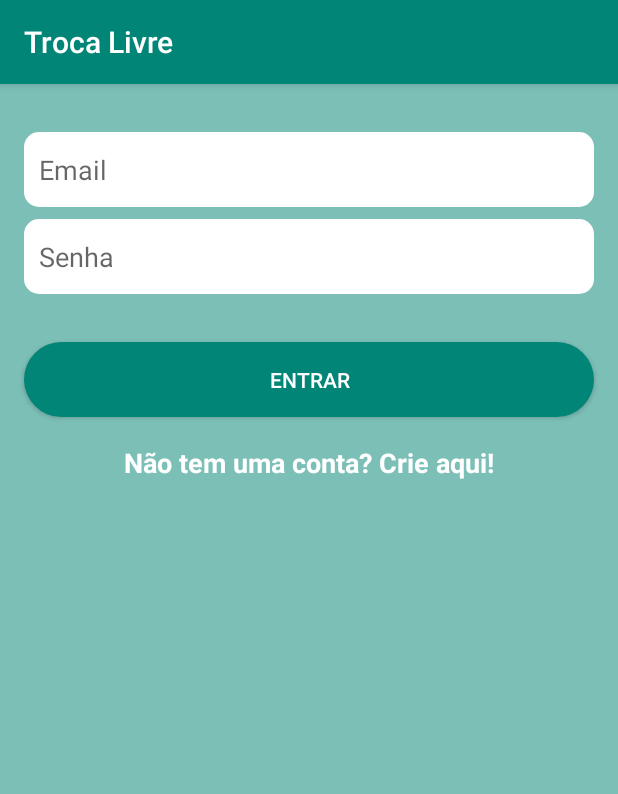
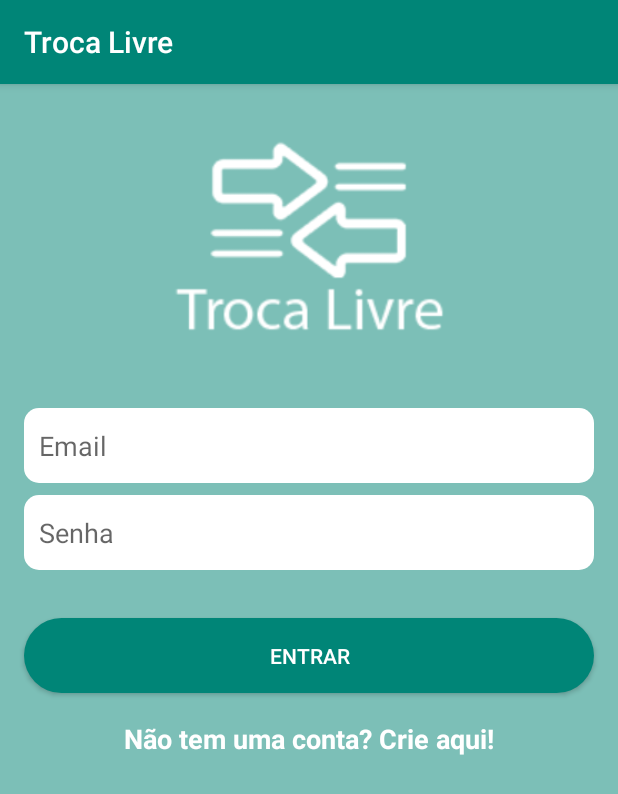
Before and after one commit to FilipeS134/ProjetoAPP, an Android app: the screen it shows after launch (LoginActivity), on a phone screen of 412 x 824 dp. Shown: the top 794 px of the screen. Run offline under Robolectric (Android 15) with nearby library versions, the phone set to English and light mode, and no system bars; our stand-ins replace Firebase (no records; nobody signed in at launch, a user with empty details on screens opened directly); libraries missing offline, so code that uses them is left out: br.com.simplepass; plain views replace CircularProgressButton; 2 statements that could not run were skipped.

```diff
--- a/app/src/main/res/layout/activity_login.xml
+++ b/app/src/main/res/layout/activity_login.xml
@@ -7,15 +7,24 @@
     android:background="@color/backgroundActivity"
     tools:context=".activity.LoginActivity">
 
+    <ImageView
+        android:id="@+id/imageView"
+        android:layout_width="200dp"
+        android:layout_height="200dp"
+        android:layout_marginTop="8dp"
+        android:scaleType="centerCrop"
+        app:layout_constraintEnd_toEndOf="parent"
+        app:layout_constraintStart_toStartOf="parent"
+        app:layout_constraintTop_toTopOf="parent"
+        app:srcCompat="@drawable/logo" />
+
     <EditText
         android:id="@+id/editText_emailLogar"
         android:layout_width="0dp"
         android:layout_height="50dp"
         android:layout_marginStart="16dp"
-        android:layout_marginLeft="16dp"
-        android:layout_marginTop="32dp"
+        android:layout_marginTop="8dp"
         android:layout_marginEnd="16dp"
-        android:layout_marginRight="16dp"
         android:background="@drawable/bg_editext_redondo"
         android:ems="10"
         android:hint="@string/email"
@@ -23,7 +32,7 @@
         android:paddingLeft="10dp"
         app:layout_constraintEnd_toEndOf="parent"
         app:layout_constraintStart_toStartOf="parent"
-        app:layout_constraintTop_toTopOf="parent" />
+        app:layout_constraintTop_toBottomOf="@+id/imageView" />
 
     <EditText
         android:id="@+id/editText_senhaLogar"
```
Also changed, not shown: app/src/main/res/layout/activity_detalhe_anuncio.xml (+11 -4 lines), app/src/main/res/layout/activity_registro.xml (+13 -4 lines), app/src/main/res/drawable/logo.png (added), app/src/main/res/drawable/logo2.png (added).
